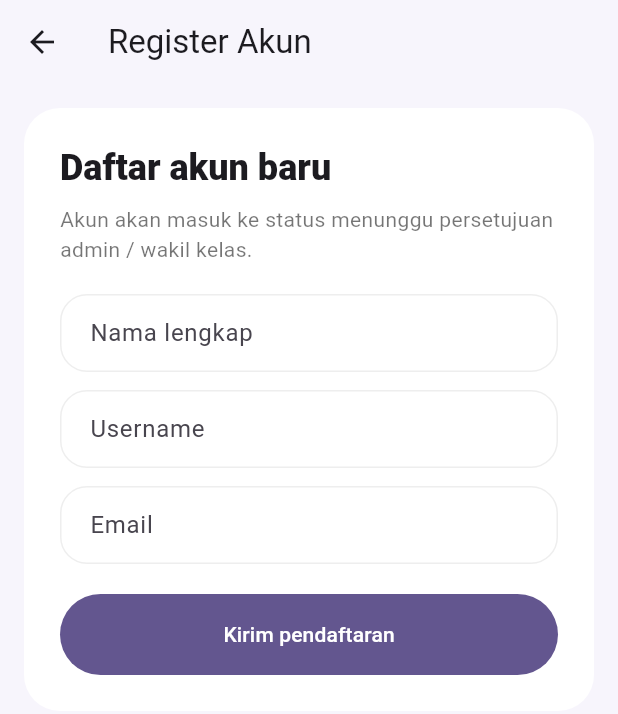
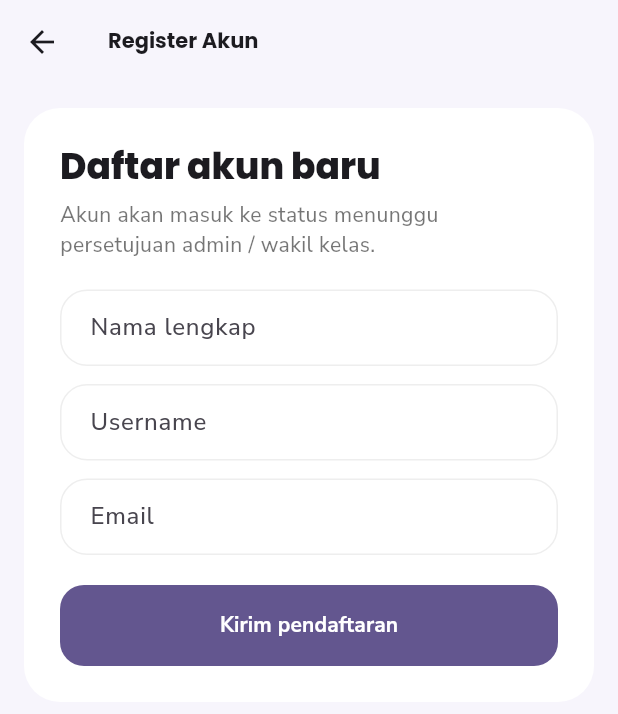
Before and after one commit to Kenn-ind/kelas_ku, a Flutter app: the screen it shows after launch, after a tap on "Register", on a phone screen of 412 x 824 dp. Shown: the top 714 px of the screen. Run offline on Flutter 3.47's test engine with Material 3 defaults, Android fonts, the light colour scheme and no system bars; our stand-ins replace flutter_riverpod, google_fonts; accounts and stored records are empty.

Commit message:
Improve app typography theme

```diff
--- a/lib/core/app_theme.dart
+++ b/lib/core/app_theme.dart
@@ -1,17 +1,32 @@
 import 'package:flutter/material.dart';
+import 'package:google_fonts/google_fonts.dart';
 
 class AppTheme {
   static ThemeData get light {
     const seed = Color(0xFF7C4DFF);
+    final colorScheme = ColorScheme.fromSeed(
+      seedColor: seed,
+      brightness: Brightness.light,
+    );
+    final baseTheme = ThemeData(
+      useMaterial3: true,
+      colorScheme: colorScheme,
+    );
+    final textTheme = _buildTextTheme(baseTheme.textTheme, colorScheme);
 
     return ThemeData(
       useMaterial3: true,
-      colorScheme: ColorScheme.fromSeed(seedColor: seed, brightness: Brightness.light),
+      colorScheme: colorScheme,
       scaffoldBackgroundColor: const Color(0xFFF7F5FC),
-      appBarTheme: const AppBarTheme(
+      textTheme: textTheme,
+      appBarTheme: AppBarTheme(
         centerTitle: false,
         surfaceTintColor: Colors.transparent,
         backgroundColor: Colors.transparent,
+        foregroundColor: colorScheme.onSurface,
+        titleTextStyle: textTheme.titleLarge?.copyWith(
+          color: colorScheme.onSurface,
+        ),
       ),
       cardTheme: CardThemeData(
         elevation: 0,
@@ -36,16 +51,56 @@ class AppTheme {
           borderRadius: BorderRadius.circular(18),
           borderSide: const BorderSide(color: seed, width: 1.3),
         ),
-        contentPadding: const EdgeInsets.symmetric(horizontal: 16, vertical: 14),
+        contentPadding:
+            const EdgeInsets.symmetric(horizontal: 16, vertical: 14),
       ),
       floatingActionButtonTheme: const FloatingActionButtonThemeData(
         shape: StadiumBorder(),
       ),
+      filledButtonTheme: FilledButtonThemeData(
+        style: FilledButton.styleFrom(
+          textStyle: textTheme.labelLarge?.copyWith(
+            fontWeight: FontWeight.w700,
+          ),
+          shape: RoundedRectangleBorder(
+            borderRadius: BorderRadius.circular(16),
+          ),
+        ),
+      ),
+      outlinedButtonTheme: OutlinedButtonThemeData(
+        style: OutlinedButton.styleFrom(
+          textStyle: textTheme.labelLarge?.copyWith(
+            fontWeight: FontWeight.w700,
+          ),
+          shape: RoundedRectangleBorder(
+            borderRadius: BorderRadius.circular(16),
+          ),
+        ),
+      ),
       navigationBarTheme: NavigationBarThemeData(
         indicatorColor: seed.withValues(alpha: 0.12),
         backgroundColor: Colors.white,
-        labelTextStyle: WidgetStateProperty.all(
-          const TextStyle(fontWeight: FontWeight.w600),
+        labelTextStyle: WidgetStateProperty.resolveWith((states) {
+          final isSelected = states.contains(WidgetState.selected);
+          return textTheme.labelMedium?.copyWith(
+            fontWeight: isSelected ? FontWeight.w800 : FontWeight.w600,
+            color:
+                isSelected ? colorScheme.primary : colorScheme.onSurfaceVariant,
+          );
+        }),
+        iconTheme: WidgetStateProperty.resolveWith((states) {
+          final isSelected = states.contains(WidgetState.selected);
+          return IconThemeData(
+            color:
+                isSelected ? colorScheme.primary : colorScheme.onSurfaceVariant,
+            size: 22,
+          );
+        }),
+      ),
+      listTileTheme: ListTileThemeData(
+        titleTextStyle: textTheme.titleMedium,
+        subtitleTextStyle: textTheme.bodyMedium?.copyWith(
+          color: colorScheme.onSurfaceVariant,
         ),
       ),
       chipTheme: ChipThemeData(
@@ -57,4 +112,94 @@ class AppTheme {
       ),
     );
   }
+
+  static TextTheme _buildTextTheme(TextTheme base, ColorScheme colorScheme) {
+    final bodyTheme = GoogleFonts.nunitoSansTextTheme(base).apply(
+      bodyColor: colorScheme.onSurface,
+      displayColor: colorScheme.onSurface,
+    );
+
+    return bodyTheme.copyWith(
+      displayLarge: GoogleFonts.poppins(
+        textStyle: bodyTheme.displayLarge,
+        fontWeight: FontWeight.w800,
+        height: 1.1,
+        letterSpacing: -1.2,
+      ),
+      displayMedium: GoogleFonts.poppins(
+        textStyle: bodyTheme.displayMedium,
+        fontWeight: FontWeight.w800,
+        height: 1.12,
+        letterSpacing: -0.9,
+      ),
+      displaySmall: GoogleFonts.poppins(
+        textStyle: bodyTheme.displaySmall,
+        fontWeight: FontWeight.w700,
+        height: 1.14,
+        letterSpacing: -0.6,
+      ),
+      headlineLarge: GoogleFonts.poppins(
+        textStyle: bodyTheme.headlineLarge,
+        fontWeight: FontWeight.w800,
+        height: 1.18,
+        letterSpacing: -0.5,
+      ),
+      headlineMedium: GoogleFonts.poppins(
+        textStyle: bodyTheme.headlineMedium,
+        fontWeight: FontWeight.w700,
+        height: 1.2,
+        letterSpacing: -0.3,
+      ),
+      headlineSmall: GoogleFonts.poppins(
+        textStyle: bodyTheme.headlineSmall,
+        fontWeight: FontWeight.w700,
+        height: 1.22,
+      ),
+      titleLarge: GoogleFonts.poppins(
+        textStyle: bodyTheme.titleLarge,
+        fontWeight: FontWeight.w700,
+        height: 1.25,
+      ),
+      titleMedium: GoogleFonts.poppins(
+        textStyle: bodyTheme.titleMedium,
+        fontWeight: FontWeight.w700,
+        height: 1.25,
+      ),
+      titleSmall: GoogleFonts.poppins(
+        textStyle: bodyTheme.titleSmall,
+        fontWeight: FontWeight.w600,
+        height: 1.25,
+      ),
+      bodyLarge: GoogleFonts.nunitoSans(
+        textStyle: bodyTheme.bodyLarge,
+        fontWeight: FontWeight.w500,
+        height: 1.45,
+      ),
+      bodyMedium: GoogleFonts.nunitoSans(
+        textStyle: bodyTheme.bodyMedium,
+        fontWeight: FontWeight.w500,
+        height: 1.45,
+      ),
+      bodySmall: GoogleFonts.nunitoSans(
+        textStyle: bodyTheme.bodySmall,
+        fontWeight: FontWeight.w500,
+        height: 1.4,
+      ),
+      labelLarge: GoogleFonts.nunitoSans(
+        textStyle: bodyTheme.labelLarge,
+        fontWeight: FontWeight.w700,
+        letterSpacing: 0.1,
+      ),
+      labelMedium: GoogleFonts.nunitoSans(
+        textStyle: bodyTheme.labelMedium,
+        fontWeight: FontWeight.w700,
+        letterSpacing: 0.15,
+      ),
+      labelSmall: GoogleFonts.nunitoSans(
+        textStyle: bodyTheme.labelSmall,
+        fontWeight: FontWeight.w700,
+        letterSpacing: 0.2,
+      ),
+    );
+  }
 }
--- a/pubspec.yaml
+++ b/pubspec.yaml
@@ -10,6 +10,7 @@ dependencies:
   flutter:
     sdk: flutter
   flutter_riverpod: ^2.5.1
+  google_fonts: ^6.2.1
 
 dev_dependencies:
   flutter_lints: ^5.0.0
```
Also changed, not shown: pubspec.lock, 1 other file.
